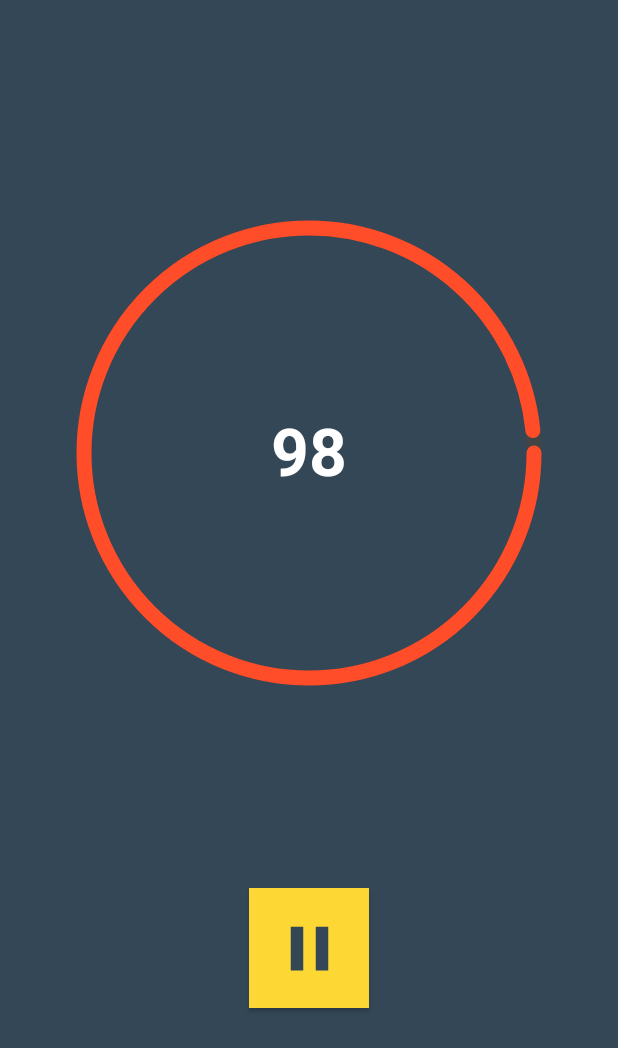
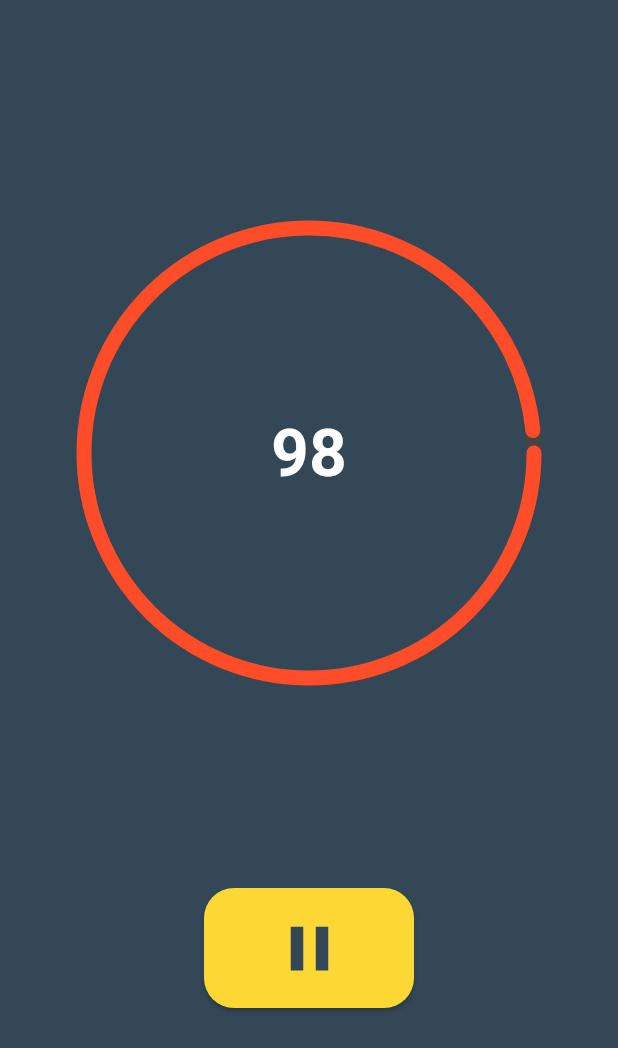
Before and after one commit to GDGCVITBHOPAL/Timer, an Android app built with Jetpack Compose: the screen it shows after launch (MainActivity), after a tap on "Play", on a phone screen of 412 x 824 dp. Shown: the top 1048 px of the screen. Run offline under Robolectric (Android 15) with nearby library versions, the phone set to English and light mode, and no system bars.

Commit message:
Button Transition

```diff
--- a/app/src/main/java/com/example/timer/MainActivity.kt
+++ b/app/src/main/java/com/example/timer/MainActivity.kt
@@ -3,12 +3,14 @@ package com.example.timer
 import android.os.Bundle
 import androidx.activity.ComponentActivity
 import androidx.activity.compose.setContent
+import androidx.compose.animation.animateColor
+import androidx.compose.animation.animateColorAsState
 import androidx.compose.animation.animateContentSize
-import androidx.compose.animation.core.Spring
-import androidx.compose.animation.core.spring
+import androidx.compose.animation.core.*
 import androidx.compose.foundation.Canvas
 import androidx.compose.foundation.layout.*
 import androidx.compose.foundation.shape.CircleShape
+import androidx.compose.foundation.shape.RoundedCornerShape
 import androidx.compose.material.*
 import androidx.compose.material.icons.Icons
 import androidx.compose.material.icons.filled.Pause
@@ -31,7 +33,9 @@ import androidx.compose.ui.unit.IntSize
 import androidx.compose.ui.unit.dp
 import androidx.compose.ui.unit.sp
 import com.example.timer.ui.theme.background1
+import com.example.timer.ui.theme.green
 import com.example.timer.ui.theme.ring1
+import com.example.timer.ui.theme.yellow
 import kotlinx.coroutines.delay
 
 
@@ -42,6 +46,12 @@ class MainActivity : ComponentActivity() {
             Main_Content()
         }
     }
+}
+
+private enum class ButtonState(){
+    Play,
+    Pause,
+    Restart
 }
 
 @Composable
@@ -65,11 +75,36 @@ fun Timer(
     var isTimerRunning by rememberSaveable {
         mutableStateOf(false)
     }
+
     LaunchedEffect(key1 = currentTime, key2 = isTimerRunning) {
         if (currentTime > 0 && isTimerRunning) {
             delay(100L)
             currentTime -= 100L
             value = currentTime / totalTime.toFloat()
+        }
+    }
+
+    // Animation state for button
+    var activeButton by rememberSaveable {
+        mutableStateOf(ButtonState.Play)
+    }
+    val buttonTransition = updateTransition(targetState = activeButton, label = "Button Animation")
+    val buttonColor by buttonTransition.animateColor(label = "Button Color") { state ->
+        when(state){
+            ButtonState.Pause -> yellow
+            else -> green
+        }
+    }
+    val buttonCornerDp by buttonTransition.animateDp(label = "Button Shape") { state ->
+        when(state){
+            ButtonState.Pause -> 20.dp
+            else -> 50.dp
+        }
+    }
+    val buttonWidthDp by buttonTransition.animateDp(label = "Button Width") { state ->
+        when(state){
+            ButtonState.Pause -> 140.dp
+            else -> 80.dp
         }
     }
     Column() {
@@ -105,11 +140,11 @@ fun Timer(
                 color = Color.White
             )
         }
+        Spacer(modifier = Modifier.height(140.dp))
         Button(
             modifier = Modifier
                 .align(Alignment.CenterHorizontally)
-                .padding(top = 140.dp)
-                .size(80.dp),
+                .size(height = 80.dp, width = buttonWidthDp),
             onClick = {
                 if (currentTime <= 0L) {
                     currentTime = totalTime
@@ -117,18 +152,15 @@ fun Timer(
                 } else {
                     isTimerRunning = !isTimerRunning
                 }
+                activeButton = if (isTimerRunning && currentTime > 0L) ButtonState.Pause
+                else if (!isTimerRunning && currentTime >= 0L) ButtonState.Play
+                else ButtonState.Restart
             },
             contentPadding = PaddingValues(0.dp),
 
-            shape = if (isTimerRunning && currentTime > 0L) RectangleShape
-            else if (!isTimerRunning && currentTime >= 0L) CircleShape
-            else CircleShape,
+            shape = RoundedCornerShape(buttonCornerDp),
             colors = ButtonDefaults.buttonColors(
-                backgroundColor = if (!isTimerRunning || currentTime <= 0L) {
-                    Color(0xFF7cb342)
-                } else {
-                    Color(0xFFfdd835)
-                }
+                backgroundColor = buttonColor
             )
         ) {
             Icon(
--- a/app/src/main/java/com/example/timer/ui/theme/Color.kt
+++ b/app/src/main/java/com/example/timer/ui/theme/Color.kt
@@ -10,3 +10,5 @@ val Teal200 = Color(0xFF03DAC5)
 
 val background1 = Color(0xFF334756)
 val ring1 = Color(0xFFFF4C29)
+val green = Color(0xFF7cb342)
+val yellow = Color(0xFFfdd835)
```
